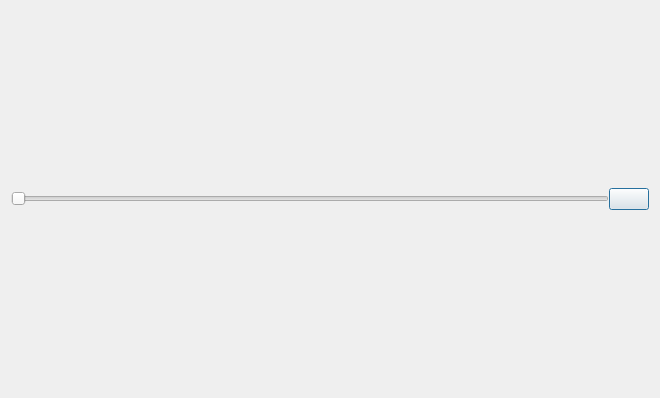
Old version of the form videoviewer.ui in the repository pjrinaldi/wombatforensics.
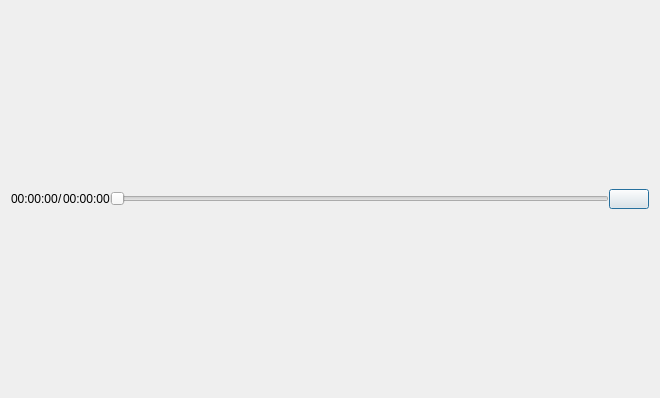
New version of the form.

The edit to the form file:
```diff
--- a/videoviewer.ui
+++ b/videoviewer.ui
@@ -38,7 +38,7 @@
      <property name="maximumSize">
       <size>
        <width>16777215</width>
-       <height>50</height>
+       <height>20</height>
       </size>
      </property>
      <property name="frameShape">
@@ -63,6 +63,27 @@
       <property name="bottomMargin">
        <number>0</number>
       </property>
+      <item>
+       <widget class="QLabel" name="label">
+        <property name="text">
+         <string>00:00:00</string>
+        </property>
+       </widget>
+      </item>
+      <item>
+       <widget class="QLabel" name="label2">
+        <property name="text">
+         <string>/</string>
+        </property>
+       </widget>
+      </item>
+      <item>
+       <widget class="QLabel" name="label3">
+        <property name="text">
+         <string>00:00:00</string>
+        </property>
+       </widget>
+      </item>
       <item>
        <widget class="QSlider" name="horizontalSlider">
         <property name="orientation">
```
